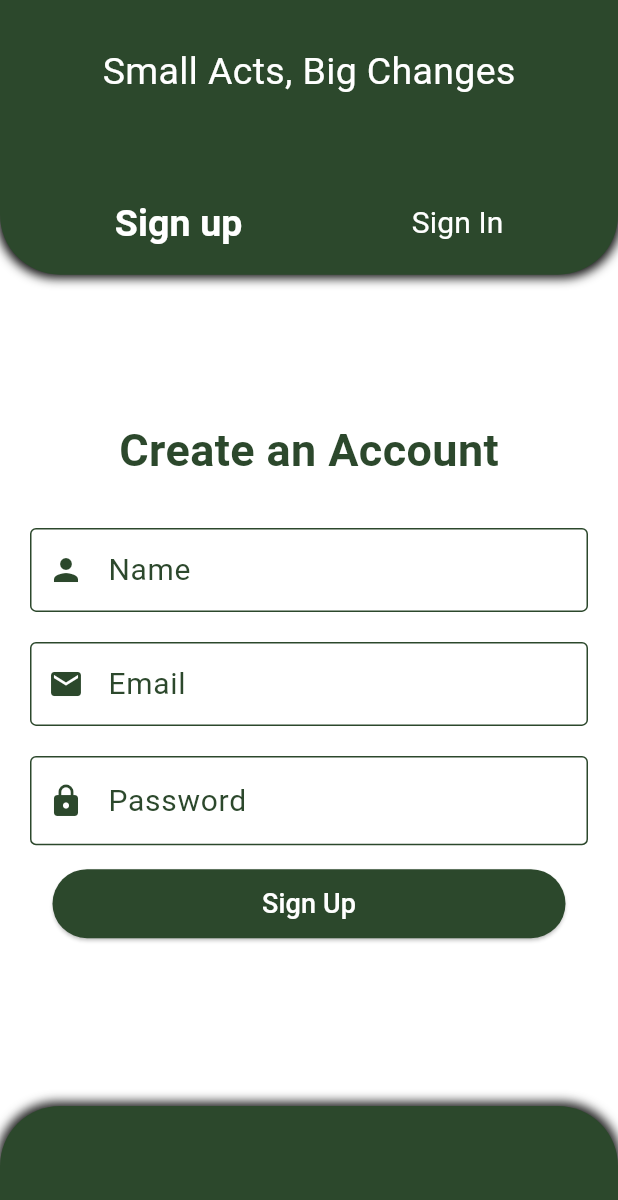
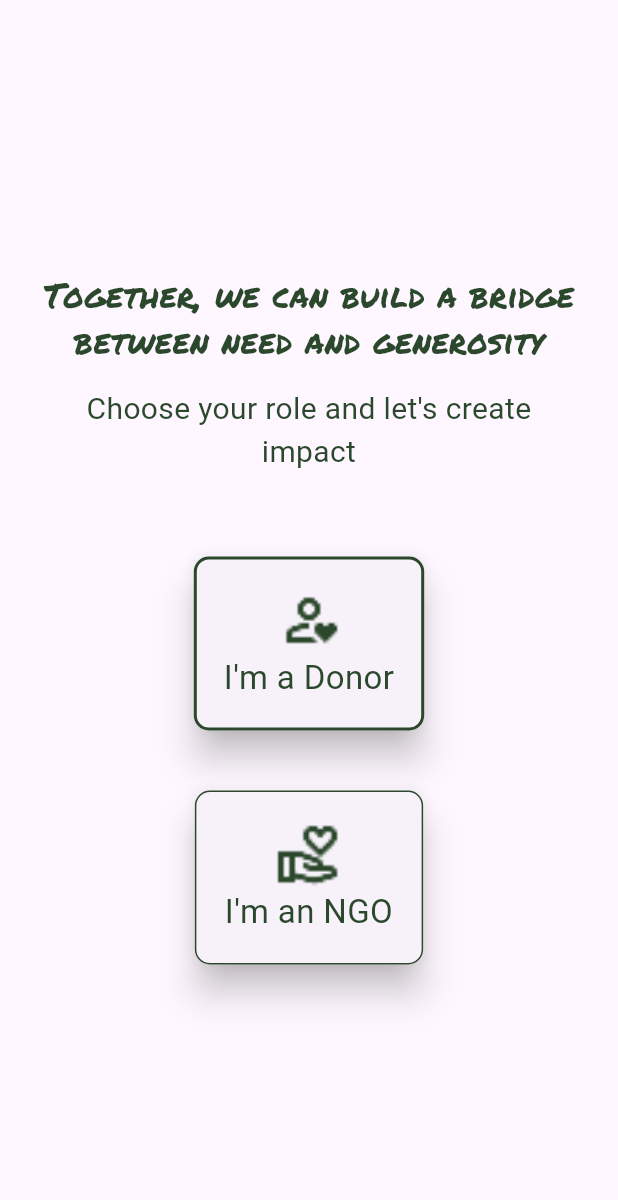
Before and after one commit to Leta-D/INSA_Group_40, a Flutter app: the screen it shows after launch, on a phone screen of 412 x 824 dp. Shown: the top 1200 px of the screen. Run offline on Flutter 3.47's test engine with Material 3 defaults, Android fonts, the phone set to English and light mode, and no system bars; our stand-ins replace firebase_auth, firebase_core, get, google_fonts; accounts and stored records are empty; Roboto replaces fonts that are missing (Damion).

Commit message:
role selection page is created with functionality

```diff
--- /dev/null
+++ b/mobile_app/kind_bridge/lib/auth/actor_selection.dart
@@ -0,0 +1,126 @@
+import 'package:flutter/cupertino.dart';
+import 'package:flutter/material.dart';
+import 'package:get/instance_manager.dart';
+import 'package:get/route_manager.dart';
+import 'package:google_fonts/google_fonts.dart';
+import 'package:kind_bridge/auth/auth_controller.dart';
+import 'package:kind_bridge/auth/auth_page.dart';
+import 'package:kind_bridge/constants/colors.dart';
+
+class ActorSelection extends StatelessWidget {
+  ActorSelection({super.key});
+
+  final authController = Get.put(AuthController());
+
+  @override
+  Widget build(BuildContext context) {
+    return Scaffold(
+      body: Padding(
+        padding: const EdgeInsets.symmetric(vertical: 8, horizontal: 20),
+        child: Column(
+          crossAxisAlignment: CrossAxisAlignment.center,
+          mainAxisAlignment: MainAxisAlignment.center,
+          children: [
+            Text(
+              "Together, we can build a bridge between need and generosity",
+              textAlign: TextAlign.center,
+              style: GoogleFonts.permanentMarker(
+                color: appDarkGreen(1),
+                fontSize: 22,
+              ),
+            ),
+            Padding(
+              padding: const EdgeInsets.symmetric(
+                horizontal: 25.0,
+                vertical: 15,
+              ),
+              child: Align(
+                alignment: Alignment.center,
+                child: Text(
+                  "Choose your role and let's create impact",
+                  textAlign: TextAlign.center,
+                  style: GoogleFonts.alumniSans(
+                    color: appDarkGreen(1),
+                    fontSize: 20,
+                  ),
+                ),
+              ),
+            ),
+            Card(
+              margin: EdgeInsets.only(bottom: 20, top: 40),
+              elevation: 10,
+              shape: RoundedRectangleBorder(
+                borderRadius: BorderRadius.circular(10),
+                side: BorderSide(width: 2, color: appDarkGreen(1)),
+              ),
+              child: InkWell(
+                onTap: () {
+                  authController.userRole = "Donor";
+                  print(authController.userRole);
+                  Get.to(() => AuthPage());
+                },
+                child: Padding(
+                  padding: const EdgeInsets.all(20),
+                  child: Column(
+                    children: [
+                      Image.asset(
+                        "assets/icons/person_heart.png",
+                        color: appDarkGreen(1),
+                        width: 45,
+                        fit: BoxFit.cover,
+                      ),
+                      Text(
+                        "I'm a Donor",
+                        textAlign: TextAlign.center,
+                        style: GoogleFonts.damion(
+                          color: appDarkGreen(1),
+                          fontSize: 22,
+                        ),
+                      ),
+                    ],
+                  ),
+                ),
+              ),
+            ),
+            Card(
+              margin: EdgeInsets.only(top: 20),
+              elevation: 10,
+              shape: RoundedRectangleBorder(
+                borderRadius: BorderRadius.circular(10),
+                side: BorderSide(width: 1, color: appDarkGreen(1)),
+              ),
+              child: InkWell(
+                onTap: () {
+                  authController.userRole = "NGO";
+                  print(authController.userRole);
+                  Get.to(() => AuthPage());
+                },
+                child: Padding(
+                  padding: const EdgeInsets.all(20),
+                  child: Column(
+                    children: [
+                      Image.asset(
+                        "assets/icons/volunteer_activism.png",
+                        color: appDarkGreen(1),
+                        width: 45,
+                        fit: BoxFit.cover,
+                      ),
+                      Text(
+                        "I'm an NGO",
+                        textAlign: TextAlign.center,
+                        style: GoogleFonts.damion(
+                          color: appDarkGreen(1),
+                          fontSize: 22,
+                        ),
+                      ),
+                    ],
+                  ),
+                ),
+              ),
+            ),
+          ],
+        ),
+      ),
+    );
+  }
+}
--- a/mobile_app/kind_bridge/lib/main.dart
+++ b/mobile_app/kind_bridge/lib/main.dart
@@ -1,14 +1,22 @@
+import 'package:firebase_core/firebase_core.dart';
 import 'package:flutter/material.dart';
 import 'package:get/route_manager.dart';
+import 'package:kind_bridge/auth/actor_selection.dart';
 import 'package:kind_bridge/auth/auth_page.dart';
 
-void main() {
+void main() async {
+  // WidgetsFlutterBinding.ensureInitialized();
+  // await Firebase.initializeApp();
   runApp(MyApp());
 }
 
 class MyApp extends StatelessWidget {
+  const MyApp({super.key});
+
   @override
   Widget build(BuildContext context) {
-    return GetMaterialApp(home: Scaffold(body: Center(child: AuthPage())));
+    return GetMaterialApp(
+      home: Scaffold(body: Center(child: ActorSelection())),
+    );
   }
 }
```
Also changed, not shown: mobile_app/kind_bridge/lib/auth/auth_controller.dart (+101 -11 lines), mobile_app/kind_bridge/pubspec.yaml (+5 -3 lines), mobile_app/kind_bridge/assets/icons/person_heart.png (added), mobile_app/kind_bridge/assets/icons/volunteer_activism.png (added), mobile_app/kind_bridge/pubspec.lock, 7 other files.
